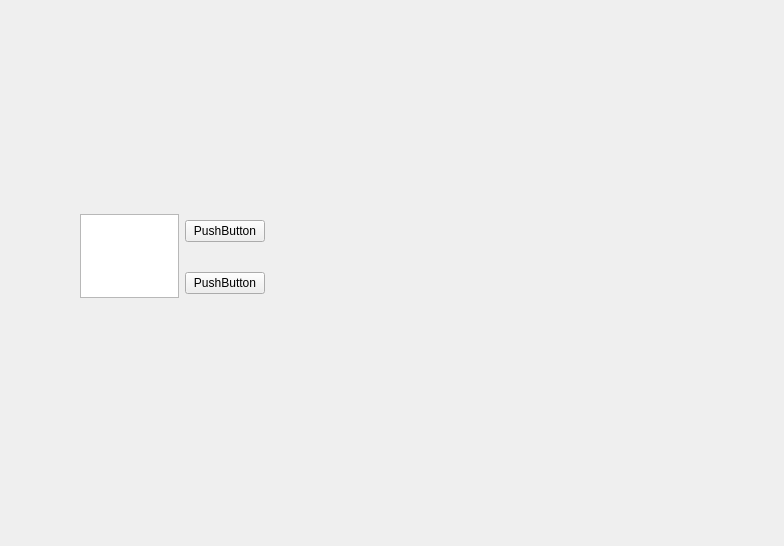
elimamos/Batchelors-thesis-code, file keyboard/personalizeview.ui: the form before one commit.
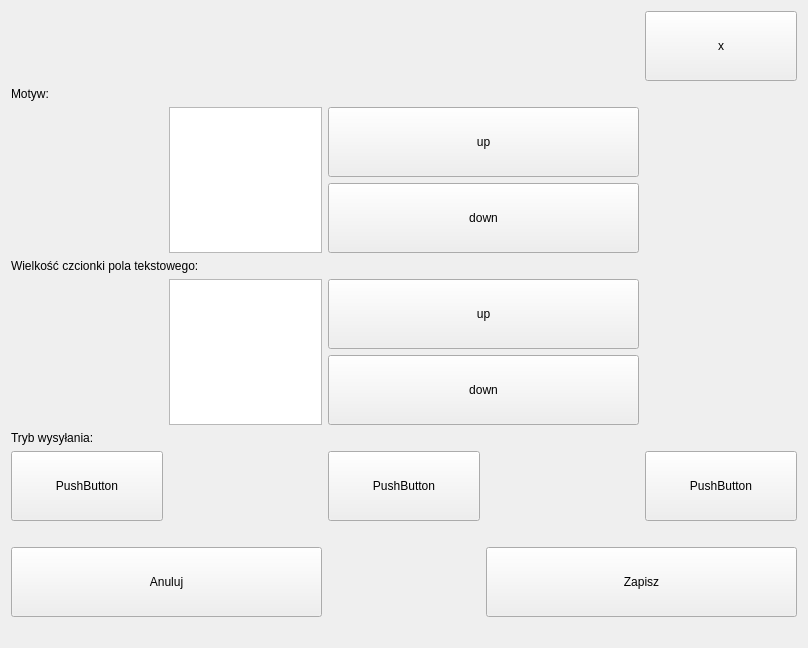
The form after the commit. Custom widgets are drawn as their Qt base class.

Commit message: Stop button

Diff of the .ui file:
```diff
--- a/keyboard/personalizeview.ui
+++ b/keyboard/personalizeview.ui
@@ -6,43 +6,349 @@
    <rect>
     <x>0</x>
     <y>0</y>
-    <width>784</width>
-    <height>546</height>
+    <width>808</width>
+    <height>597</height>
    </rect>
   </property>
   <property name="windowTitle">
    <string>Form</string>
   </property>
-  <widget class="QWidget" name="gridLayoutWidget">
-   <property name="geometry">
-    <rect>
-     <x>80</x>
-     <y>200</y>
-     <width>185</width>
-     <height>113</height>
-    </rect>
-   </property>
-   <layout class="QGridLayout" name="items">
-    <item row="0" column="1">
-     <widget class="QPushButton" name="pushButton_2">
-      <property name="text">
-       <string>PushButton</string>
-      </property>
-     </widget>
-    </item>
-    <item row="1" column="1">
-     <widget class="QPushButton" name="pushButton">
-      <property name="text">
-       <string>PushButton</string>
-      </property>
-     </widget>
-    </item>
-    <item row="0" column="0" rowspan="2">
-     <widget class="QPlainTextEdit" name="plainTextEdit"/>
-    </item>
-   </layout>
-  </widget>
+  <property name="autoFillBackground">
+   <bool>true</bool>
+  </property>
+  <layout class="QGridLayout" name="gridLayout">
+   <item row="6" column="0">
+    <layout class="QGridLayout" name="items">
+     <item row="9" column="2">
+      <widget class="ButtonOperator" name="pushButton_9">
+       <property name="sizePolicy">
+        <sizepolicy hsizetype="Minimum" vsizetype="Fixed">
+         <horstretch>1</horstretch>
+         <verstretch>1</verstretch>
+        </sizepolicy>
+       </property>
+       <property name="minimumSize">
+        <size>
+         <width>70</width>
+         <height>70</height>
+        </size>
+       </property>
+       <property name="sizeIncrement">
+        <size>
+         <width>0</width>
+         <height>0</height>
+        </size>
+       </property>
+       <property name="text">
+        <string>PushButton</string>
+       </property>
+      </widget>
+     </item>
+     <item row="11" column="0" colspan="2">
+      <widget class="ButtonOperator" name="pushButton_5">
+       <property name="minimumSize">
+        <size>
+         <width>70</width>
+         <height>70</height>
+        </size>
+       </property>
+       <property name="sizeIncrement">
+        <size>
+         <width>0</width>
+         <height>0</height>
+        </size>
+       </property>
+       <property name="text">
+        <string>Anuluj</string>
+       </property>
+      </widget>
+     </item>
+     <item row="4" column="0" colspan="5">
+      <widget class="QLabel" name="label_2">
+       <property name="sizePolicy">
+        <sizepolicy hsizetype="Preferred" vsizetype="Preferred">
+         <horstretch>0</horstretch>
+         <verstretch>0</verstretch>
+        </sizepolicy>
+       </property>
+       <property name="text">
+        <string>Wielkość czcionki pola tekstowego:</string>
+       </property>
+      </widget>
+     </item>
+     <item row="3" column="2" colspan="2">
+      <widget class="ButtonOperator" name="pushButton_2">
+       <property name="sizePolicy">
+        <sizepolicy hsizetype="Minimum" vsizetype="Fixed">
+         <horstretch>0</horstretch>
+         <verstretch>1</verstretch>
+        </sizepolicy>
+       </property>
+       <property name="minimumSize">
+        <size>
+         <width>70</width>
+         <height>70</height>
+        </size>
+       </property>
+       <property name="text">
+        <string>down</string>
+       </property>
+      </widget>
+     </item>
+     <item row="9" column="3">
+      <spacer name="horizontalSpacer_2">
+       <property name="orientation">
+        <enum>Qt::Horizontal</enum>
+       </property>
+       <property name="sizeHint" stdset="0">
+        <size>
+         <width>40</width>
+         <height>20</height>
+        </size>
+       </property>
+      </spacer>
+     </item>
+     <item row="9" column="4">
+      <widget class="ButtonOperator" name="pushButton_10">
+       <property name="sizePolicy">
+        <sizepolicy hsizetype="Minimum" vsizetype="Fixed">
+         <horstretch>1</horstretch>
+         <verstretch>1</verstretch>
+        </sizepolicy>
+       </property>
+       <property name="minimumSize">
+        <size>
+         <width>70</width>
+         <height>70</height>
+        </size>
+       </property>
+       <property name="sizeIncrement">
+        <size>
+         <width>0</width>
+         <height>0</height>
+        </size>
+       </property>
+       <property name="text">
+        <string>PushButton</string>
+       </property>
+      </widget>
+     </item>
+     <item row="9" column="1">
+      <spacer name="horizontalSpacer">
+       <property name="orientation">
+        <enum>Qt::Horizontal</enum>
+       </property>
+       <property name="sizeHint" stdset="0">
+        <size>
+         <width>40</width>
+         <height>20</height>
+        </size>
+       </property>
+      </spacer>
+     </item>
+     <item row="2" column="2" colspan="2">
+      <widget class="ButtonOperator" name="pushButton">
+       <property name="sizePolicy">
+        <sizepolicy hsizetype="Minimum" vsizetype="Fixed">
+         <horstretch>0</horstretch>
+         <verstretch>1</verstretch>
+        </sizepolicy>
+       </property>
+       <property name="minimumSize">
+        <size>
+         <width>70</width>
+         <height>70</height>
+        </size>
+       </property>
+       <property name="text">
+        <string>up</string>
+       </property>
+      </widget>
+     </item>
+     <item row="5" column="2" colspan="2">
+      <widget class="ButtonOperator" name="pushButton_3">
+       <property name="sizePolicy">
+        <sizepolicy hsizetype="Minimum" vsizetype="Fixed">
+         <horstretch>1</horstretch>
+         <verstretch>1</verstretch>
+        </sizepolicy>
+       </property>
+       <property name="minimumSize">
+        <size>
+         <width>70</width>
+         <height>70</height>
+        </size>
+       </property>
+       <property name="text">
+        <string>up</string>
+       </property>
+      </widget>
+     </item>
+     <item row="6" column="2" colspan="2">
+      <widget class="ButtonOperator" name="pushButton_4">
+       <property name="sizePolicy">
+        <sizepolicy hsizetype="Minimum" vsizetype="Fixed">
+         <horstretch>0</horstretch>
+         <verstretch>1</verstretch>
+        </sizepolicy>
+       </property>
+       <property name="minimumSize">
+        <size>
+         <width>70</width>
+         <height>70</height>
+        </size>
+       </property>
+       <property name="text">
+        <string>down</string>
+       </property>
+      </widget>
+     </item>
+     <item row="8" column="0" colspan="5">
+      <widget class="QLabel" name="label_3">
+       <property name="sizePolicy">
+        <sizepolicy hsizetype="Preferred" vsizetype="Preferred">
+         <horstretch>0</horstretch>
+         <verstretch>0</verstretch>
+        </sizepolicy>
+       </property>
+       <property name="text">
+        <string>Tryb wysyłania:</string>
+       </property>
+      </widget>
+     </item>
+     <item row="9" column="0">
+      <widget class="ButtonOperator" name="pushButton_8">
+       <property name="sizePolicy">
+        <sizepolicy hsizetype="Minimum" vsizetype="Fixed">
+         <horstretch>1</horstretch>
+         <verstretch>1</verstretch>
+        </sizepolicy>
+       </property>
+       <property name="minimumSize">
+        <size>
+         <width>70</width>
+         <height>70</height>
+        </size>
+       </property>
+       <property name="sizeIncrement">
+        <size>
+         <width>0</width>
+         <height>0</height>
+        </size>
+       </property>
+       <property name="text">
+        <string>PushButton</string>
+       </property>
+      </widget>
+     </item>
+     <item row="5" column="1" rowspan="2">
+      <widget class="QTextEdit" name="textEdit">
+       <property name="sizePolicy">
+        <sizepolicy hsizetype="Preferred" vsizetype="Preferred">
+         <horstretch>1</horstretch>
+         <verstretch>2</verstretch>
+        </sizepolicy>
+       </property>
+      </widget>
+     </item>
+     <item row="1" column="0" colspan="5">
+      <widget class="QLabel" name="label">
+       <property name="sizePolicy">
+        <sizepolicy hsizetype="Preferred" vsizetype="Preferred">
+         <horstretch>0</horstretch>
+         <verstretch>0</verstretch>
+        </sizepolicy>
+       </property>
+       <property name="text">
+        <string>Motyw:</string>
+       </property>
+      </widget>
+     </item>
+     <item row="10" column="0">
+      <spacer name="horizontalSpacer_3">
+       <property name="orientation">
+        <enum>Qt::Horizontal</enum>
+       </property>
+       <property name="sizeHint" stdset="0">
+        <size>
+         <width>40</width>
+         <height>20</height>
+        </size>
+       </property>
+      </spacer>
+     </item>
+     <item row="11" column="3" colspan="2">
+      <widget class="ButtonOperator" name="pushButton_7">
+       <property name="minimumSize">
+        <size>
+         <width>70</width>
+         <height>70</height>
+        </size>
+       </property>
+       <property name="sizeIncrement">
+        <size>
+         <width>0</width>
+         <height>0</height>
+        </size>
+       </property>
+       <property name="text">
+        <string>Zapisz</string>
+       </property>
+      </widget>
+     </item>
+     <item row="0" column="4">
+      <widget class="QPushButton" name="pushButton_6">
+       <property name="minimumSize">
+        <size>
+         <width>70</width>
+         <height>70</height>
+        </size>
+       </property>
+       <property name="sizeIncrement">
+        <size>
+         <width>2</width>
+         <height>0</height>
+        </size>
+       </property>
+       <property name="text">
+        <string>x</string>
+       </property>
+      </widget>
+     </item>
+     <item row="12" column="0">
+      <spacer name="horizontalSpacer_4">
+       <property name="orientation">
+        <enum>Qt::Horizontal</enum>
+       </property>
+       <property name="sizeHint" stdset="0">
+        <size>
+         <width>40</width>
+         <height>20</height>
+        </size>
+       </property>
+      </spacer>
+     </item>
+     <item row="2" column="1" rowspan="2">
+      <widget class="QPlainTextEdit" name="plainTextEdit">
+       <property name="sizePolicy">
+        <sizepolicy hsizetype="Preferred" vsizetype="Preferred">
+         <horstretch>0</horstretch>
+         <verstretch>2</verstretch>
+        </sizepolicy>
+       </property>
+      </widget>
+     </item>
+    </layout>
+   </item>
+  </layout>
  </widget>
+ <customwidgets>
+  <customwidget>
+   <class>ButtonOperator</class>
+   <extends>QPushButton</extends>
+   <header location="global">buttonoperator.h</header>
+  </customwidget>
+ </customwidgets>
  <resources/>
  <connections/>
 </ui>
```
Left out of the diff: 11 changed lines with no effect on the pictures. The commit also changes 6 other files.
